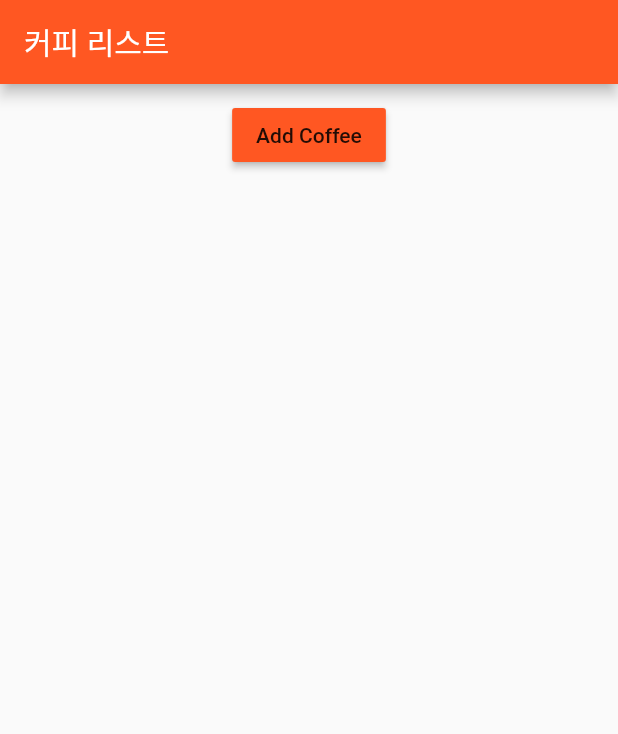
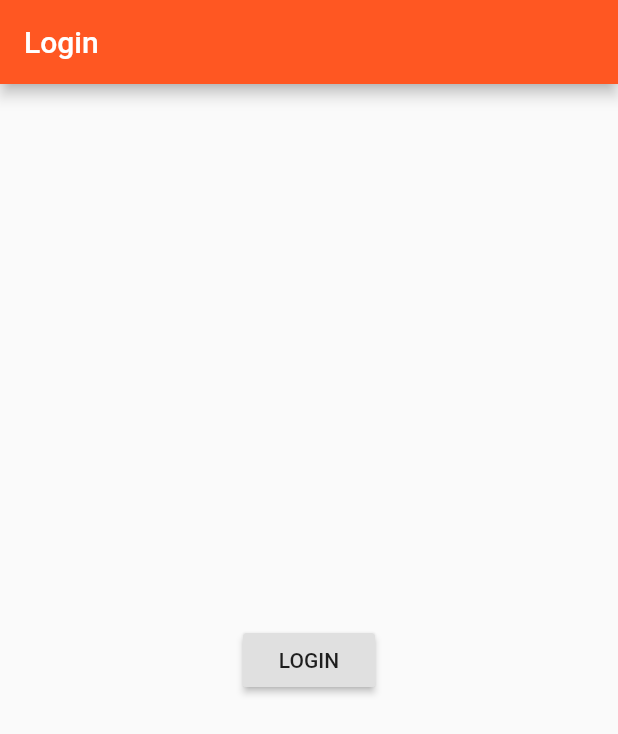
Before and after one commit to hukoru/flutter_course, a Flutter app: the screen it shows after launch, on a phone screen of 412 x 824 dp. Shown: the top 734 px of the screen. Run offline on Flutter 3.47's test engine with Material 2 defaults, Android fonts, the phone set to English and light mode, and no system bars.

Commit message:
Adding Auth page

```diff
--- a/lib/main.dart
+++ b/lib/main.dart
@@ -1,5 +1,5 @@
 import 'package:flutter/material.dart';
-import './pages/home.dart';
+import './pages/auth.dart';
 
 //void main() => runApp(MyApp());
 void main() {
@@ -15,7 +15,7 @@ class MyApp extends StatelessWidget {
           brightness: Brightness.light,
           primarySwatch: Colors.deepOrange,
           accentColor: Colors.deepPurple),
-      home: HomePage(),
+      home: AuthPage(),
     );
   }
 }
--- /dev/null
+++ b/lib/pages/auth.dart
@@ -0,0 +1,24 @@
+import 'package:flutter/material.dart';
+import './products.dart';
+
+class AuthPage extends StatelessWidget {
+  @override
+  Widget build(BuildContext context) {
+    return Scaffold(
+        appBar: AppBar(
+          title: Text('Login'),
+        ),
+        body: Center(
+          child: RaisedButton(
+            child: Text('LOGIN'),
+            onPressed: () {
+              Navigator.pushReplacement(
+                context,
+                MaterialPageRoute(
+                    builder: (BuildContext context) => ProductsPage()),
+              );
+            },
+          ),
+        ));
+  }
+}
--- a/lib/pages/home.dart
+++ b/lib/pages/products.dart
@@ -1,7 +1,7 @@
 import 'package:flutter/material.dart';
 import '../product_manager.dart';
 
-class HomePage extends StatelessWidget {
+class ProductsPage extends StatelessWidget {
   @override
   Widget build(BuildContext context) {
     return Scaffold(
--- a/lib/products.dart
+++ b/lib/products.dart
@@ -18,7 +18,7 @@ class Products extends StatelessWidget {
           ButtonBar(
             alignment: MainAxisAlignment.center,
             children: <Widget>[
-              FlatButton(
+              RaisedButton(
                 child: Text('Details'),
                 onPressed: () => Navigator.push<bool>(
                       context,
```
